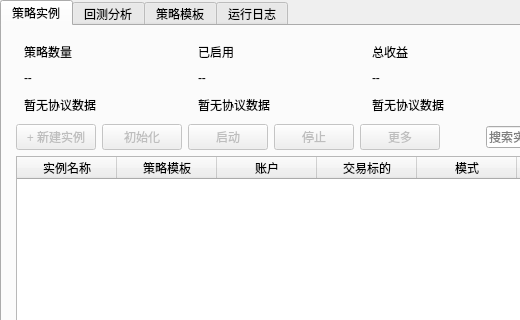
First picture: the form in Mary/components/CViewStrategySettings.ui, repository fengwanggangx/Mary, before the edit; both pictures show x 0 to 520 and y 0 to 320 of the 718 by 828 pixel window.
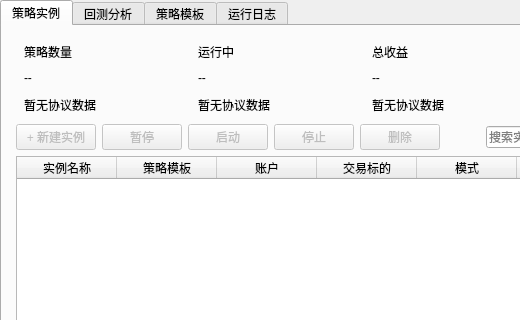
Second picture: the form after the edit.

What changed in the file:
```diff
--- a/Mary/components/CViewStrategySettings.ui
+++ b/Mary/components/CViewStrategySettings.ui
@@ -138,7 +138,7 @@
 												<item>
 													<widget class="QLabel" name="runningCountTitle">
 														<property name="text">
-															<string>已启用</string>
+													<string>运行中</string>
 														</property>
 													</widget>
 												</item>
@@ -311,7 +311,7 @@
 									<item>
 										<widget class="QPushButton" name="initializeButton">
 											<property name="text">
-												<string>初始化</string>
+												<string>暂停</string>
 											</property>
 											<property name="enabled">
 												<bool>false</bool>
@@ -350,7 +350,7 @@
 									<item>
 										<widget class="QPushButton" name="moreButton">
 											<property name="text">
-												<string>更多</string>
+												<string>删除</string>
 											</property>
 											<property name="enabled">
 												<bool>false</bool>
```
Left out of the diff: 8 changed lines with no effect on the pictures. Lines whose indentation alone changed are shown as unchanged.
